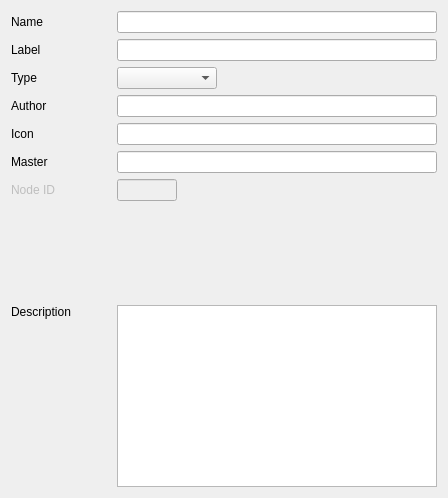
ymesh/meShaderEd, file gui/ui_nodeEditor.ui: the form before one commit.
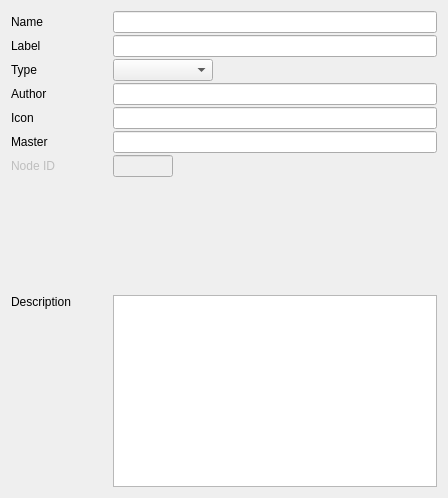
The form after the commit.

Diff of the .ui file:
```diff
--- a/gui/ui_nodeEditor.ui
+++ b/gui/ui_nodeEditor.ui
@@ -14,6 +14,9 @@
    <string>Form</string>
   </property>
   <layout class="QVBoxLayout" name="verticalLayout">
+   <property name="spacing">
+    <number>2</number>
+   </property>
    <item>
     <layout class="QHBoxLayout" name="horizontalLayout_2" stretch="0,1">
      <item>
```
